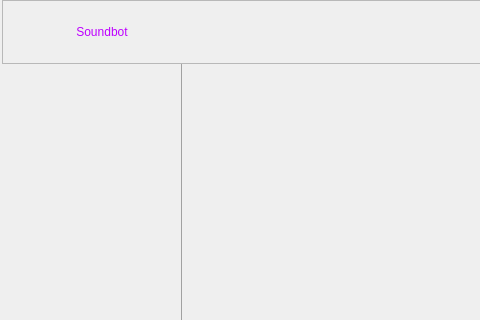
Old version of the form widget/Setting/SoundBot/WSoundBotMainUi.ui in the repository yechaoGitHub/AI; both pictures show x 0 to 480 and y 0 to 320 of the 734 by 660 pixel window.
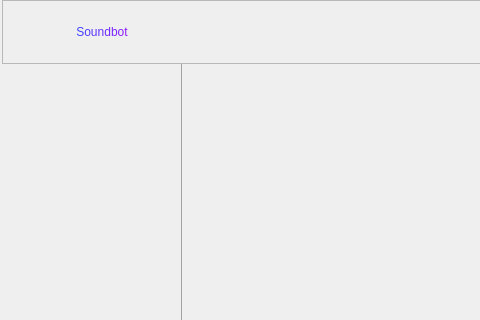
New version of the form. Icons and pictures are not drawn. Custom widgets are drawn as their Qt base class.

What changed in the file:
```diff
--- a/widget/Setting/SoundBot/WSoundBotMainUi.ui
+++ b/widget/Setting/SoundBot/WSoundBotMainUi.ui
@@ -125,7 +125,7 @@
         <property name="styleSheet">
          <string notr="true">QPushButton{
 	font: 24px &quot;微软雅黑&quot;;
-	color:qlineargradient(spread:pad, x1:0, y1:0, x2:1, y2:1, stop:0 #0066FF, stop:1 #BD00FF);
+	color:qlineargradient(spread:pad, x1:0, y1:0, x2:111, y2:20, stop:0 #0066FF, stop:1 #BD00FF);
 }</string>
         </property>
         <property name="text">
```
